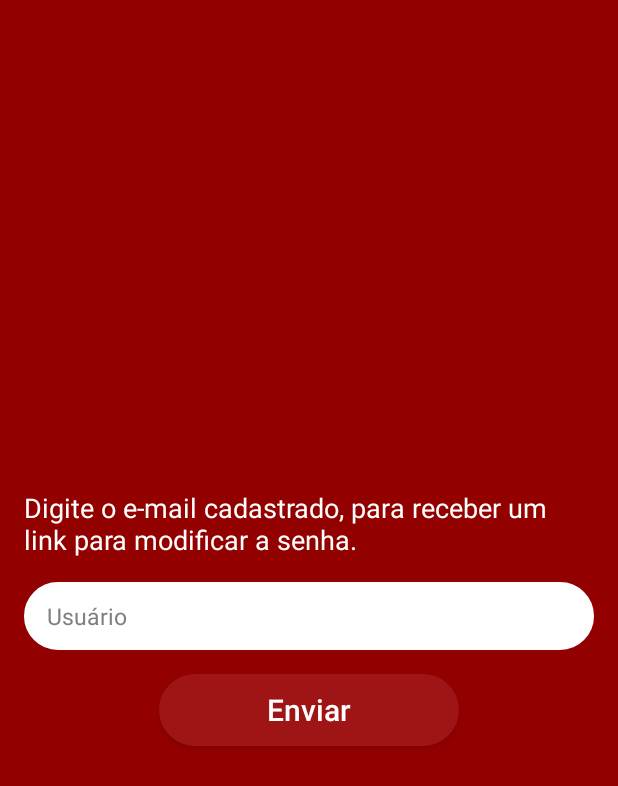
After one commit to AllanaBarkokebas/ProjetoFoodAcelere, an Android app: the ForgotPassword screen opened directly, with no data from a screen before it, on a phone screen of 412 x 824 dp. The commit adds this screen. Shown: the top 786 px of the screen. Run offline under Robolectric (Android 15) with nearby library versions, the phone set to English and light mode, and no system bars.

Commit message:
Adiciona tela para quando esquecer email

```diff
--- a/app/build.gradle
+++ b/app/build.gradle
@@ -25,7 +25,7 @@ android {
 
 dependencies {
     implementation fileTree(dir: 'libs', include: ['*.jar'])
-    implementation"org.jetbrains.kotlin:kotlin-stdlib-jdk7:$kotlin_version"
+    implementation "org.jetbrains.kotlin:kotlin-stdlib-jdk7:$kotlin_version"
     implementation 'androidx.appcompat:appcompat:1.0.2'
     implementation 'androidx.core:core-ktx:1.0.2'
     implementation 'androidx.constraintlayout:constraintlayout:1.1.3'
--- a/app/src/main/AndroidManifest.xml
+++ b/app/src/main/AndroidManifest.xml
@@ -9,6 +9,7 @@
         android:roundIcon="@mipmap/ic_launcher_round"
         android:supportsRtl="true"
         android:theme="@style/AppTheme">
+        <activity android:name=".ui.ForgotPassword"></activity>
         <activity android:name=".ui.LoginActivity">
             <intent-filter>
                 <action android:name="android.intent.action.MAIN" />
@@ -16,6 +17,7 @@
                 <category android:name="android.intent.category.LAUNCHER" />
             </intent-filter>
         </activity>
+        <activity android:name=".ui.CadastroActivity" />
     </application>
 
 </manifest>
--- /dev/null
+++ b/app/src/main/java/com/food/foodacelere/ui/ForgotPassword.kt
@@ -0,0 +1,13 @@
+package com.food.foodacelere.ui
+
+import androidx.appcompat.app.AppCompatActivity
+import android.os.Bundle
+import com.food.foodacelere.R
+
+class ForgotPassword : AppCompatActivity() {
+
+    override fun onCreate(savedInstanceState: Bundle?) {
+        super.onCreate(savedInstanceState)
+        setContentView(R.layout.activity_forgot_password)
+    }
+}
--- a/app/src/main/res/drawable/button_background.xml
+++ b/app/src/main/res/drawable/button_background_red.xml
@@ -7,7 +7,7 @@
     <solid android:color="@color/colorRedLight" />
     <stroke
         android:width="1dp"
-        android:color="@color/colorWhite" />
+        android:color="@color/colorRedLight" />
 
     <corners
         android:bottomLeftRadius="90dp"
--- /dev/null
+++ b/app/src/main/res/layout/activity_forgot_password.xml
@@ -0,0 +1,55 @@
+<?xml version="1.0" encoding="utf-8"?>
+<LinearLayout xmlns:android="http://schemas.android.com/apk/res/android"
+    xmlns:app="http://schemas.android.com/apk/res-auto"
+    xmlns:tools="http://schemas.android.com/tools"
+    android:layout_width="match_parent"
+    android:layout_height="match_parent"
+    android:layout_gravity="center"
+    android:gravity="center"
+    android:orientation="vertical"
+    android:background="@color/colorRed"
+    tools:context=".ui.ForgotPassword">
+
+    <TextView
+        android:id="@+id/lblSendEmail"
+        android:layout_width="wrap_content"
+        android:layout_height="wrap_content"
+        android:layout_marginStart="16dp"
+        android:layout_marginEnd="16dp"
+        android:textSize="18sp"
+        android:text="Digite o e-mail cadastrado, para receber um link para modificar a senha."
+        android:textColor="@color/colorWhite"/>
+
+    <EditText
+        android:id="@+id/editForgotEmail"
+        android:layout_width="match_parent"
+        android:layout_height="45dp"
+        android:background="@drawable/edittext_resister"
+        android:hint="Usuário"
+        android:imeOptions="actionNext"
+        android:inputType="textPersonName"
+        android:maxLength="40"
+        android:maxLines="1"
+        android:paddingStart="15dp"
+        android:paddingEnd="15dp"
+        android:textSize="15dp"
+        android:layout_marginStart="16dp"
+        android:layout_marginTop="16dp"
+        android:layout_marginEnd="16dp"
+        android:textColorHint="@color/colorGrey" />
+
+    <Button
+        android:layout_width="200dp"
+        android:layout_height="wrap_content"
+        android:layout_marginStart="16dp"
+        android:layout_marginTop="16dp"
+        android:textAllCaps="false"
+        android:textColor="@color/colorWhite"
+        android:textSize="20sp"
+        android:text="Enviar"
+        android:background="@drawable/button_background_red"
+        android:layout_marginEnd="16dp"/>
+
+
+
+</LinearLayout>
--- a/app/src/main/res/values/strings.xml
+++ b/app/src/main/res/values/strings.xml
@@ -1,3 +1,4 @@
 <resources>
     <string name="app_name">FoodAcelere</string>
+    <string name="registrar"><u>Registrar-se</u></string>
 </resources>
--- a/build.gradle
+++ b/build.gradle
@@ -8,7 +8,7 @@ buildscript {
 
     }
     dependencies {
-        classpath 'com.android.tools.build:gradle:3.5.3'
+        classpath 'com.android.tools.build:gradle:3.6.2'
         classpath "org.jetbrains.kotlin:kotlin-gradle-plugin:$kotlin_version"
         // NOTE: Do not place your application dependencies here; they belong
         // in the individual module build.gradle files
```
Also changed, not shown: app/src/main/java/com/food/foodacelere/ui/CadastroActivity.kt (added, +13 -0 lines), app/src/main/java/com/food/foodacelere/ui/LoginActivity.kt (+13 -0 lines), app/src/main/res/layout/activity_cadastro.xml (added, +129 -0 lines), app/src/main/res/layout/activity_login.xml (+32 -15 lines), gradle/wrapper/gradle-wrapper.properties.
